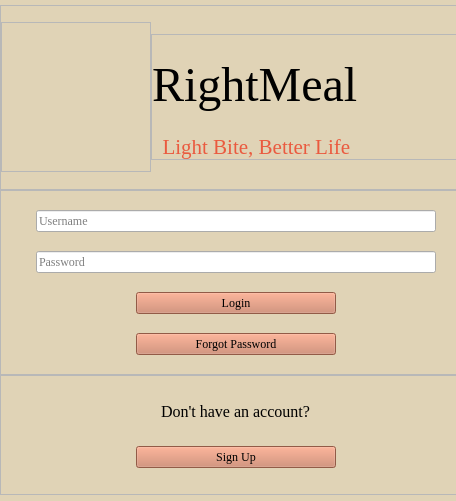
This is mainwindow.ui in skidgefries/rightmeal as Qt 5 draws it before an edit. The edited form follows.
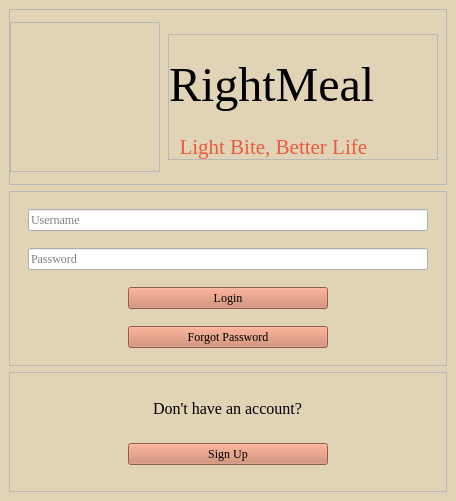
This is the edited form. Icons and pictures are not drawn.

Patch:
```diff
--- a/mainwindow.ui
+++ b/mainwindow.ui
@@ -23,253 +23,9 @@
 </string>
   </property>
   <widget class="QWidget" name="centralwidget">
-   <widget class="QFrame" name="frame_2">
-    <property name="geometry">
-     <rect>
-      <x>0</x>
-      <y>190</y>
-      <width>472</width>
-      <height>185</height>
-     </rect>
-    </property>
-    <property name="minimumSize">
-     <size>
-      <width>0</width>
-      <height>150</height>
-     </size>
-    </property>
-    <property name="maximumSize">
-     <size>
-      <width>16777215</width>
-      <height>16777215</height>
-     </size>
-    </property>
-    <property name="frameShape">
-     <enum>QFrame::StyledPanel</enum>
-    </property>
-    <property name="frameShadow">
-     <enum>QFrame::Raised</enum>
-    </property>
-    <layout class="QVBoxLayout" name="verticalLayout_5">
-     <property name="spacing">
-      <number>0</number>
-     </property>
-     <property name="leftMargin">
-      <number>0</number>
-     </property>
-     <property name="topMargin">
-      <number>0</number>
-     </property>
-     <property name="rightMargin">
-      <number>0</number>
-     </property>
-     <property name="bottomMargin">
-      <number>0</number>
-     </property>
-     <item alignment="Qt::AlignHCenter">
-      <widget class="QLineEdit" name="lineEdit_5">
-       <property name="minimumSize">
-        <size>
-         <width>400</width>
-         <height>0</height>
-        </size>
-       </property>
-       <property name="maximumSize">
-        <size>
-         <width>400</width>
-         <height>16777215</height>
-        </size>
-       </property>
-       <property name="font">
-        <font>
-         <family>Times New Roman</family>
-         <italic>false</italic>
-         <bold>false</bold>
-        </font>
-       </property>
-       <property name="placeholderText">
-        <string>Username</string>
-       </property>
-      </widget>
-     </item>
-     <item alignment="Qt::AlignHCenter">
-      <widget class="QLineEdit" name="lineEdit_6">
-       <property name="minimumSize">
-        <size>
-         <width>400</width>
-         <height>0</height>
-        </size>
-       </property>
-       <property name="maximumSize">
-        <size>
-         <width>400</width>
-         <height>16777215</height>
-        </size>
-       </property>
-       <property name="font">
-        <font>
-         <family>Times New Roman</family>
-         <italic>false</italic>
-         <bold>false</bold>
-        </font>
-       </property>
-       <property name="echoMode">
-        <enum>QLineEdit::Password</enum>
-       </property>
-       <property name="placeholderText">
-        <string>Password</string>
-       </property>
-      </widget>
-     </item>
-     <item alignment="Qt::AlignHCenter">
-      <widget class="QPushButton" name="pushButton">
-       <property name="minimumSize">
-        <size>
-         <width>200</width>
-         <height>0</height>
-        </size>
-       </property>
-       <property name="maximumSize">
-        <size>
-         <width>200</width>
-         <height>16777215</height>
-        </size>
-       </property>
-       <property name="font">
-        <font>
-         <family>Times New Roman</family>
-        </font>
-       </property>
-       <property name="text">
-        <string>Login</string>
-       </property>
-      </widget>
-     </item>
-     <item alignment="Qt::AlignHCenter">
-      <widget class="QPushButton" name="pushButton_8">
-       <property name="minimumSize">
-        <size>
-         <width>200</width>
-         <height>0</height>
-        </size>
-       </property>
-       <property name="maximumSize">
-        <size>
-         <width>200</width>
-         <height>16777215</height>
-        </size>
-       </property>
-       <property name="font">
-        <font>
-         <family>Times New Roman</family>
-        </font>
-       </property>
-       <property name="text">
-        <string>Forgot Password</string>
-       </property>
-      </widget>
-     </item>
-    </layout>
-   </widget>
-   <widget class="QFrame" name="frame_3">
-    <property name="geometry">
-     <rect>
-      <x>0</x>
-      <y>375</y>
-      <width>472</width>
-      <height>120</height>
-     </rect>
-    </property>
-    <property name="maximumSize">
-     <size>
-      <width>16777215</width>
-      <height>120</height>
-     </size>
-    </property>
-    <property name="frameShape">
-     <enum>QFrame::StyledPanel</enum>
-    </property>
-    <property name="frameShadow">
-     <enum>QFrame::Raised</enum>
-    </property>
-    <layout class="QVBoxLayout" name="verticalLayout_9">
-     <property name="spacing">
-      <number>0</number>
-     </property>
-     <property name="leftMargin">
-      <number>0</number>
-     </property>
-     <property name="topMargin">
-      <number>0</number>
-     </property>
-     <property name="rightMargin">
-      <number>0</number>
-     </property>
-     <property name="bottomMargin">
-      <number>0</number>
-     </property>
-     <item alignment="Qt::AlignHCenter">
-      <widget class="QLabel" name="label_3">
-       <property name="sizePolicy">
-        <sizepolicy hsizetype="Preferred" vsizetype="Preferred">
-         <horstretch>0</horstretch>
-         <verstretch>0</verstretch>
-        </sizepolicy>
-       </property>
-       <property name="maximumSize">
-        <size>
-         <width>16777215</width>
-         <height>20</height>
-        </size>
-       </property>
-       <property name="font">
-        <font>
-         <family>Times New Roman</family>
-         <pointsize>12</pointsize>
-         <italic>false</italic>
-         <bold>false</bold>
-        </font>
-       </property>
-       <property name="text">
-        <string>Don't have an account?</string>
-       </property>
-      </widget>
-     </item>
-     <item alignment="Qt::AlignHCenter">
-      <widget class="QPushButton" name="pushButton_9">
-       <property name="minimumSize">
-        <size>
-         <width>200</width>
-         <height>0</height>
-        </size>
-       </property>
-       <property name="maximumSize">
-        <size>
-         <width>100</width>
-         <height>16777215</height>
-        </size>
-       </property>
-       <property name="font">
-        <font>
-         <family>Times New Roman</family>
-        </font>
-       </property>
-       <property name="text">
-        <string>Sign Up</string>
-       </property>
-      </widget>
-     </item>
-    </layout>
-   </widget>
+   <layout class="QVBoxLayout" name="verticalLayout">
+    <item>
    <widget class="QFrame" name="frame">
-    <property name="geometry">
-     <rect>
-      <x>0</x>
-      <y>5</y>
-      <width>472</width>
-      <height>185</height>
-     </rect>
-    </property>
     <property name="minimumSize">
      <size>
       <width>0</width>
@@ -346,7 +102,7 @@
            <string/>
           </property>
           <property name="pixmap">
-           <pixmap>C:/Users/Dell/Downloads/image0.png</pixmap>
+             <pixmap>../../../Downloads/image0.png</pixmap>
           </property>
           <property name="scaledContents">
            <bool>true</bool>
@@ -356,7 +112,7 @@
        </layout>
       </widget>
      </item>
-     <item alignment="Qt::AlignVCenter">
+       <item alignment="Qt::AlignHCenter|Qt::AlignVCenter">
       <widget class="QFrame" name="frame_9">
        <property name="minimumSize">
         <size>
@@ -467,6 +223,234 @@
      </item>
     </layout>
    </widget>
+    </item>
+    <item>
+     <widget class="QFrame" name="frame_2">
+      <property name="minimumSize">
+       <size>
+        <width>0</width>
+        <height>150</height>
+       </size>
+      </property>
+      <property name="maximumSize">
+       <size>
+        <width>16777215</width>
+        <height>16777215</height>
+       </size>
+      </property>
+      <property name="frameShape">
+       <enum>QFrame::StyledPanel</enum>
+      </property>
+      <property name="frameShadow">
+       <enum>QFrame::Raised</enum>
+      </property>
+      <layout class="QVBoxLayout" name="verticalLayout_5">
+       <property name="spacing">
+        <number>0</number>
+       </property>
+       <property name="leftMargin">
+        <number>0</number>
+       </property>
+       <property name="topMargin">
+        <number>0</number>
+       </property>
+       <property name="rightMargin">
+        <number>0</number>
+       </property>
+       <property name="bottomMargin">
+        <number>0</number>
+       </property>
+       <item alignment="Qt::AlignHCenter">
+        <widget class="QLineEdit" name="lineEdit_5">
+         <property name="minimumSize">
+          <size>
+           <width>400</width>
+           <height>0</height>
+          </size>
+         </property>
+         <property name="maximumSize">
+          <size>
+           <width>400</width>
+           <height>16777215</height>
+          </size>
+         </property>
+         <property name="font">
+          <font>
+           <family>Times New Roman</family>
+           <italic>false</italic>
+           <bold>false</bold>
+          </font>
+         </property>
+         <property name="placeholderText">
+          <string>Username</string>
+         </property>
+        </widget>
+       </item>
+       <item alignment="Qt::AlignHCenter">
+        <widget class="QLineEdit" name="lineEdit_6">
+         <property name="minimumSize">
+          <size>
+           <width>400</width>
+           <height>0</height>
+          </size>
+         </property>
+         <property name="maximumSize">
+          <size>
+           <width>400</width>
+           <height>16777215</height>
+          </size>
+         </property>
+         <property name="font">
+          <font>
+           <family>Times New Roman</family>
+           <italic>false</italic>
+           <bold>false</bold>
+          </font>
+         </property>
+         <property name="echoMode">
+          <enum>QLineEdit::Password</enum>
+         </property>
+         <property name="placeholderText">
+          <string>Password</string>
+         </property>
+        </widget>
+       </item>
+       <item alignment="Qt::AlignHCenter">
+        <widget class="QPushButton" name="pushButton">
+         <property name="minimumSize">
+          <size>
+           <width>200</width>
+           <height>0</height>
+          </size>
+         </property>
+         <property name="maximumSize">
+          <size>
+           <width>200</width>
+           <height>16777215</height>
+          </size>
+         </property>
+         <property name="font">
+          <font>
+           <family>Times New Roman</family>
+          </font>
+         </property>
+         <property name="text">
+          <string>Login</string>
+         </property>
+        </widget>
+       </item>
+       <item alignment="Qt::AlignHCenter">
+        <widget class="QPushButton" name="pushButton_8">
+         <property name="minimumSize">
+          <size>
+           <width>200</width>
+           <height>0</height>
+          </size>
+         </property>
+         <property name="maximumSize">
+          <size>
+           <width>200</width>
+           <height>16777215</height>
+          </size>
+         </property>
+         <property name="font">
+          <font>
+           <family>Times New Roman</family>
+          </font>
+         </property>
+         <property name="text">
+          <string>Forgot Password</string>
+         </property>
+        </widget>
+       </item>
+      </layout>
+     </widget>
+    </item>
+    <item>
+     <widget class="QFrame" name="frame_3">
+      <property name="maximumSize">
+       <size>
+        <width>16777215</width>
+        <height>120</height>
+       </size>
+      </property>
+      <property name="frameShape">
+       <enum>QFrame::StyledPanel</enum>
+      </property>
+      <property name="frameShadow">
+       <enum>QFrame::Raised</enum>
+      </property>
+      <layout class="QVBoxLayout" name="verticalLayout_9">
+       <property name="spacing">
+        <number>0</number>
+       </property>
+       <property name="leftMargin">
+        <number>0</number>
+       </property>
+       <property name="topMargin">
+        <number>0</number>
+       </property>
+       <property name="rightMargin">
+        <number>0</number>
+       </property>
+       <property name="bottomMargin">
+        <number>0</number>
+       </property>
+       <item alignment="Qt::AlignHCenter">
+        <widget class="QLabel" name="label_3">
+         <property name="sizePolicy">
+          <sizepolicy hsizetype="Preferred" vsizetype="Preferred">
+           <horstretch>0</horstretch>
+           <verstretch>0</verstretch>
+          </sizepolicy>
+         </property>
+         <property name="maximumSize">
+          <size>
+           <width>16777215</width>
+           <height>20</height>
+          </size>
+         </property>
+         <property name="font">
+          <font>
+           <family>Times New Roman</family>
+           <pointsize>12</pointsize>
+           <italic>false</italic>
+           <bold>false</bold>
+          </font>
+         </property>
+         <property name="text">
+          <string>Don't have an account?</string>
+         </property>
+        </widget>
+       </item>
+       <item alignment="Qt::AlignHCenter">
+        <widget class="QPushButton" name="pushButton_9">
+         <property name="minimumSize">
+          <size>
+           <width>200</width>
+           <height>0</height>
+          </size>
+         </property>
+         <property name="maximumSize">
+          <size>
+           <width>100</width>
+           <height>16777215</height>
+          </size>
+         </property>
+         <property name="font">
+          <font>
+           <family>Times New Roman</family>
+          </font>
+         </property>
+         <property name="text">
+          <string>Sign Up</string>
+         </property>
+        </widget>
+       </item>
+      </layout>
+     </widget>
+    </item>
+   </layout>
   </widget>
  </widget>
  <resources/>
```
Lines whose indentation alone changed are shown as unchanged.
